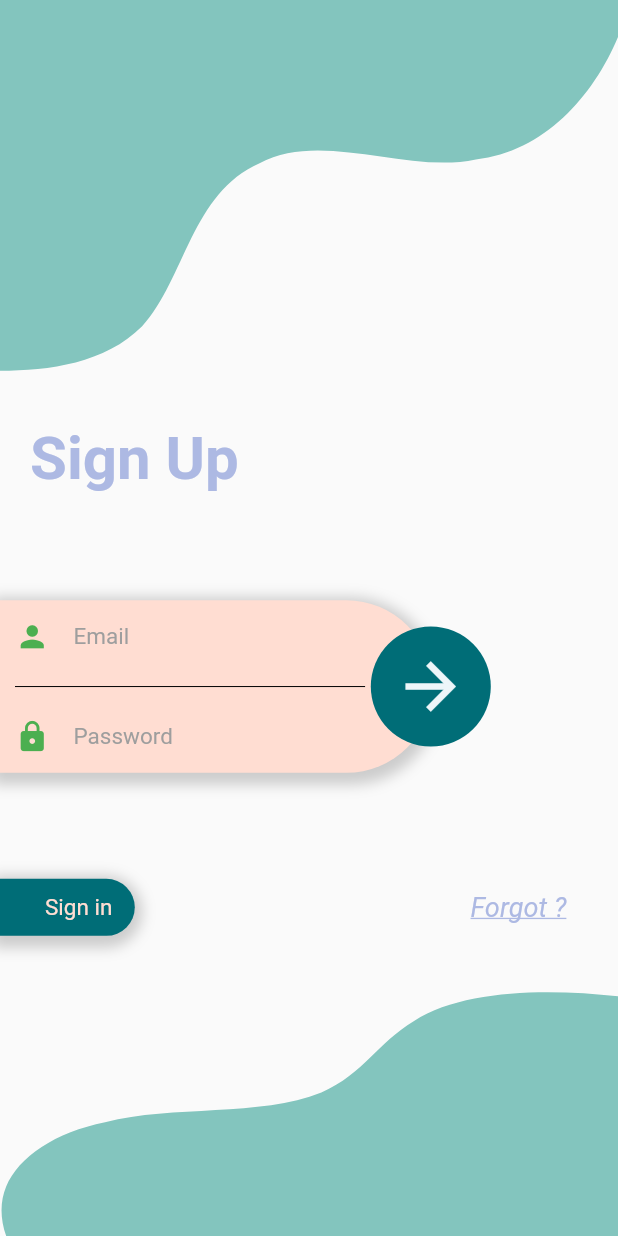
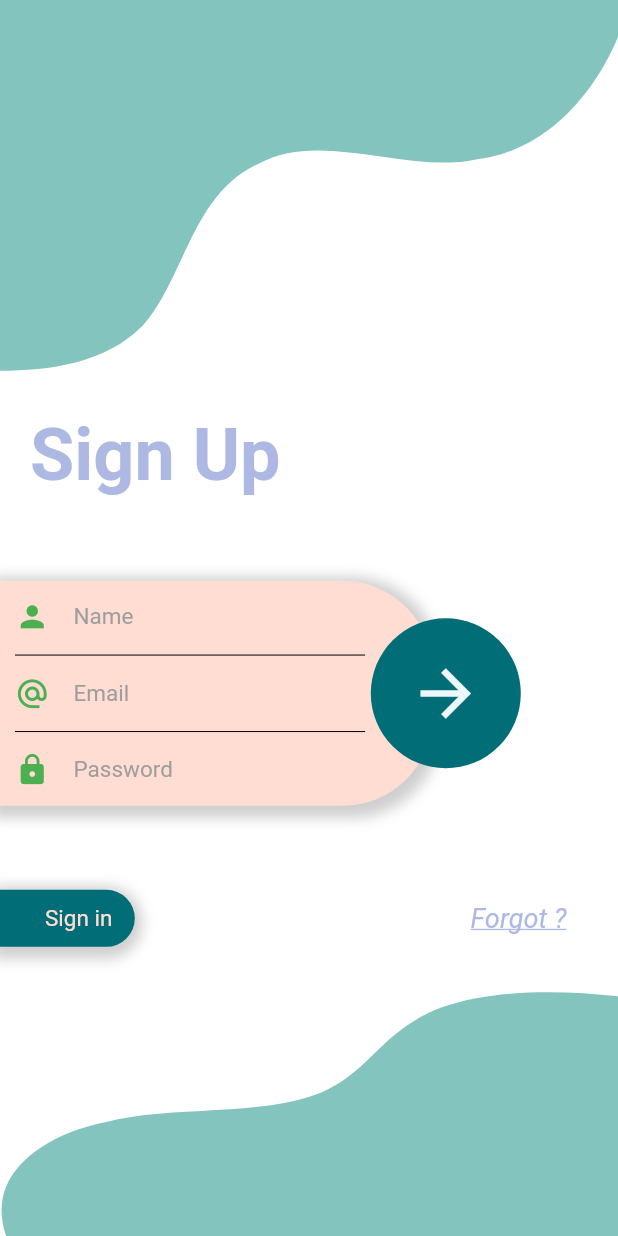
Before and after one commit to goby33/trivial_pursuit_tristan_six_martin_gobert, a Flutter app: the screen it shows after launch, after a tap on "Sign up", on a phone screen of 412 x 824 dp. Run offline on Flutter 3.47's test engine with Material 2 defaults, Android fonts, the phone set to English and light mode, and no system bars; our stand-ins replace cloud_firestore, dio, firebase_auth, firebase_core, flutter_bloc, freezed_annotation and 1 more; missing offline and left inert: swiping_card_deck; accounts and stored records are empty; network calls fail.

Commit message:
feat(theme): add primaryColor

```diff
--- a/lib/app.dart
+++ b/lib/app.dart
@@ -1,4 +1,5 @@
 import 'package:flutter/material.dart';
+import 'package:trivial_pursuit_six_tristan_gobert_martin/presentation/style/app_theme.dart';
 import 'package:trivial_pursuit_six_tristan_gobert_martin/router.dart';
 
 class TrivialPursuitApp extends StatelessWidget {
@@ -9,10 +10,12 @@ class TrivialPursuitApp extends StatelessWidget {
   @override
   Widget build(BuildContext context) {
     return MaterialApp.router(
+      title: 'Trivial Pursuit',
+      theme: AppTheme().lightTheme,
+      darkTheme: AppTheme().darkTheme,
       routeInformationParser: _router.routeInformationParser,
       routerDelegate: _router.routerDelegate,
       routeInformationProvider: _router.routeInformationProvider,
-      title: 'Trivial Pursuit',
     );
   }
 }
--- /dev/null
+++ b/lib/presentation/style/app_theme.dart
@@ -0,0 +1,49 @@
+import 'package:flutter/material.dart';
+
+class AppTheme {
+  ThemeData lightTheme = ThemeData(
+    primaryColor: const Color.fromRGBO(131, 197, 190, 1),
+    scaffoldBackgroundColor: Colors.white,
+    appBarTheme: const AppBarTheme(
+      color: Colors.white,
+      elevation: 0,
+      iconTheme: IconThemeData(color: Colors.black),
+    ),
+    inputDecorationTheme: const InputDecorationTheme(),
+    textTheme: const TextTheme(
+      //Title of the page
+      headline3: TextStyle(
+        color: Color.fromRGBO(173, 185, 227, 1),
+        fontSize: 48,
+        fontWeight: FontWeight.bold,
+      ),
+    ),
+  );
+
+  ThemeData darkTheme = ThemeData(
+    primaryColor: Colors.black,
+    scaffoldBackgroundColor: Colors.black,
+    appBarTheme: const AppBarTheme(
+      color: Colors.black,
+      elevation: 0,
+      iconTheme: IconThemeData(color: Colors.white),
+    ),
+    textTheme: const TextTheme(
+      headline6: TextStyle(
+        color: Colors.white,
+        fontSize: 20,
+        fontWeight: FontWeight.bold,
+      ),
+      headline3: TextStyle(
+        color: Color.fromRGBO(173, 185, 227, 1),
+        fontSize: 40,
+        fontWeight: FontWeight.bold,
+      ),
+      bodyText2: TextStyle(
+        color: Colors.white,
+        fontSize: 14,
+        fontWeight: FontWeight.w400,
+      ),
+    ),
+  );
+}
--- a/lib/presentation/ui/commons/bottom_painter.dart
+++ b/lib/presentation/ui/commons/bottom_painter.dart
@@ -1,6 +1,10 @@
 import 'package:flutter/material.dart';
 
 class BottomPainter extends CustomPainter {
+  final Color color;
+
+  BottomPainter({required this.color});
+
   @override
   void paint(Canvas canvas, Size size) {
     Paint paint = Paint();
@@ -10,7 +14,7 @@ class BottomPainter extends CustomPainter {
 
     // Path number 1
 
-    paint.color = const Color.fromRGBO(131, 197, 190, 1);
+    paint.color = color;
     path = Path();
     path.lineTo(size.width, size.height * 0.03);
     path.cubicTo(size.width * 0.89, -0.03, size.width * 0.75, 0,
--- a/lib/presentation/ui/commons/header_painter.dart
+++ b/lib/presentation/ui/commons/header_painter.dart
@@ -1,6 +1,9 @@
 import 'package:flutter/material.dart';
 
 class HeaderPainter extends CustomPainter {
+  final Color color;
+
+  HeaderPainter({required this.color});
   @override
   void paint(Canvas canvas, Size size) {
     Paint paint = Paint();
@@ -8,7 +11,7 @@ class HeaderPainter extends CustomPainter {
 
     // Path number 1
 
-    paint.color = const Color.fromRGBO(131, 197, 190, 1);
+    paint.color = color;
     path = Path();
     path.lineTo(0, 0);
     path.cubicTo(0, 0, 0, size.height, 0, size.height);
--- a/lib/presentation/ui/home/profile/widgets/container_info_user.dart
+++ b/lib/presentation/ui/home/profile/widgets/container_info_user.dart
@@ -44,9 +44,9 @@ class ContainerInfoUser extends StatelessWidget {
             ),
           ),
           Padding(
-            padding:  const EdgeInsets.only(bottom: 10),
+            padding: const EdgeInsets.only(bottom: 10),
             child: RichText(
-              text:  TextSpan(
+              text: TextSpan(
                 text: "Player n°",
                 style: const TextStyle(
                   color: Colors.black,
@@ -68,7 +68,8 @@ class ContainerInfoUser extends StatelessWidget {
             ElevatedButton(
               style: ButtonStyle(
                 backgroundColor: MaterialStateProperty.all<Color>(
-                    const Color.fromRGBO(131, 197, 190, 1)),
+                  Theme.of(context).primaryColor,
+                ),
               ),
               onPressed: () {},
               child: const Text("Modifier le profil"),
--- a/lib/presentation/ui/home/profile/widgets/profile_page_header.dart
+++ b/lib/presentation/ui/home/profile/widgets/profile_page_header.dart
@@ -20,9 +20,9 @@ class ProfilePageHeader extends StatelessWidget {
             children: [
               Container(
                 height: 150,
-                decoration: const BoxDecoration(
-                  color: Color.fromRGBO(131, 197, 190, 1),
-                  borderRadius: BorderRadius.only(
+                decoration:  BoxDecoration(
+                  color: Theme.of(context).primaryColor,
+                  borderRadius: const BorderRadius.only(
                     bottomLeft: Radius.circular(100),
                     bottomRight: Radius.circular(100),
                   ),
--- a/lib/presentation/ui/sign_in/sign_in_page.dart
+++ b/lib/presentation/ui/sign_in/sign_in_page.dart
@@ -21,12 +21,12 @@ class SignInPage extends StatelessWidget {
             mainAxisAlignment: MainAxisAlignment.spaceBetween,
             children: [
               CustomPaint(
-                painter: HeaderPainter(),
+                painter: HeaderPainter(color: Theme.of(context).primaryColor),
                 child: SizedBox(width: widthPage, height: heightPage * 0.3),
               ),
               const SignInMain(),
               CustomPaint(
-                painter: BottomPainter(),
+                painter: BottomPainter(color: Theme.of(context).primaryColor),
                 child: SizedBox(width: widthPage, height: heightPage * 0.2),
               ),
             ],
--- a/lib/presentation/ui/sign_in/widgets/sign_in_main_header.dart
+++ b/lib/presentation/ui/sign_in/widgets/sign_in_main_header.dart
@@ -5,16 +5,12 @@ class SignInMainHeader extends StatelessWidget {
 
   @override
   Widget build(BuildContext context) {
-    return const Padding(
-      padding: EdgeInsets.only(left: 20.0),
+    return  Padding(
+      padding: const EdgeInsets.only(left: 20.0),
       child: Text(
         "Sign In",
         textAlign: TextAlign.center,
-        style: TextStyle(
-          fontSize: 40,
-          fontWeight: FontWeight.bold,
-          color: Color.fromRGBO(173, 185, 227, 1),
-        ),
+        style: Theme.of(context).textTheme.headline3,
       ),
     );
   }
--- a/lib/presentation/ui/sign_up/sign_up_page.dart
+++ b/lib/presentation/ui/sign_up/sign_up_page.dart
@@ -21,12 +21,12 @@ class SignUpPage extends StatelessWidget {
             mainAxisAlignment: MainAxisAlignment.spaceBetween,
             children: [
               CustomPaint(
-                painter: HeaderPainter(),
+                painter: HeaderPainter(color: Theme.of(context).primaryColor),
                 child: SizedBox(width: widthPage, height: heightPage * 0.3),
               ),
               const SignUpMain(),
               CustomPaint(
-                painter: BottomPainter(),
+                painter: BottomPainter(color: Theme.of(context).primaryColor),
                 child: SizedBox(width: widthPage, height: heightPage * 0.2),
               ),
             ],
--- a/lib/presentation/ui/sign_up/widgets/sign_up_main.dart
+++ b/lib/presentation/ui/sign_up/widgets/sign_up_main.dart
@@ -14,6 +14,7 @@ class SignUpMain extends StatefulWidget {
 class _SignUpMainState extends State<SignUpMain> {
   final emailController = TextEditingController();
   final passwordController = TextEditingController();
+  final nameController = TextEditingController();
 
   @override
   void initState() {
@@ -25,6 +26,7 @@ class _SignUpMainState extends State<SignUpMain> {
     // Clean up the controller when the widget is disposed.
     emailController.dispose();
     passwordController.dispose();
+    nameController.dispose();
     super.dispose();
   }
 
@@ -38,7 +40,7 @@ class _SignUpMainState extends State<SignUpMain> {
         children: [
           const SignUpMainHeader(),
           SizedBox(
-            height: 115,
+            height: 150,
             child: Stack(
               children: [
                 Align(
@@ -66,12 +68,30 @@ class _SignUpMainState extends State<SignUpMain> {
                       mainAxisAlignment: MainAxisAlignment.spaceBetween,
                       children: [
                         TextField(
+                          controller: nameController,
+                          decoration: const InputDecoration(
+                              hintText: "Name",
+                              hintStyle: TextStyle(color: Colors.grey),
+                              icon: Icon(
+                                Icons.person,
+                                size: 23,
+                              ),
+                              iconColor: Colors.green,
+                              border: InputBorder.none),
+                          style: const TextStyle(fontSize: 15),
+                        ),
+                        const Divider(
+                          color: Colors.black,
+                          height: 2,
+                          endIndent: 45,
+                        ),
+                        TextField(
                           controller: emailController,
                           decoration: const InputDecoration(
                               hintText: "Email",
                               hintStyle: TextStyle(color: Colors.grey),
                               icon: Icon(
-                                Icons.person,
+                                Icons.alternate_email,
                                 size: 23,
                               ),
                               iconColor: Colors.green,
@@ -104,7 +124,7 @@ class _SignUpMainState extends State<SignUpMain> {
                 Align(
                   alignment: Alignment.centerRight,
                   child: Container(
-                    width: MediaQuery.of(context).size.width * 0.4,
+                    width: MediaQuery.of(context).size.width * 0.40,
                     alignment: Alignment.centerLeft,
                     child: InkWell(
                       onTap: () {
@@ -114,7 +134,7 @@ class _SignUpMainState extends State<SignUpMain> {
                       },
                       child: const CircleAvatar(
                         backgroundColor: Color.fromRGBO(0, 109, 119, 1),
-                        radius: 40,
+                        radius: 50,
                         child: Icon(
                           Icons.arrow_forward,
                           color: Color.fromRGBO(237, 246, 249, 1),
--- a/lib/presentation/ui/sign_up/widgets/sign_up_main_header.dart
+++ b/lib/presentation/ui/sign_up/widgets/sign_up_main_header.dart
@@ -5,16 +5,12 @@ class SignUpMainHeader extends StatelessWidget {
 
   @override
   Widget build(BuildContext context) {
-    return const Padding(
-      padding: EdgeInsets.only(left: 20.0),
+    return  Padding(
+      padding: const EdgeInsets.only(left: 20.0),
       child: Text(
         "Sign Up",
         textAlign: TextAlign.center,
-        style: TextStyle(
-          fontSize: 40,
-          fontWeight: FontWeight.bold,
-          color: Color.fromRGBO(173, 185, 227, 1),
-        ),
+        style: Theme.of(context).textTheme.headline3,
       ),
     );
   }
```
Also changed, not shown: 1 other file.
